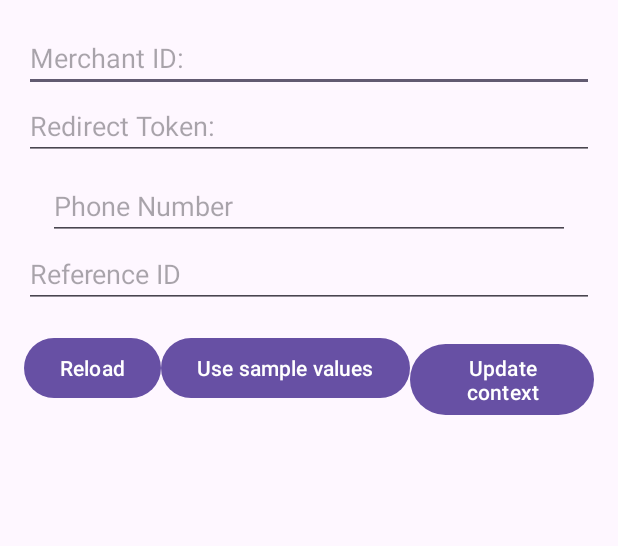
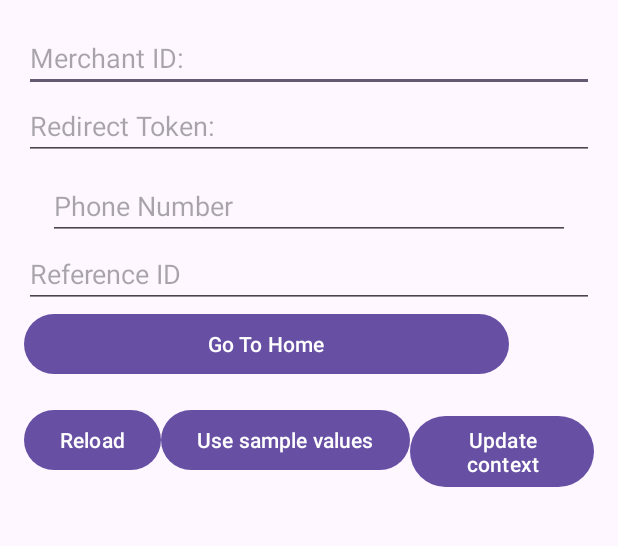
Before and after one commit to accrue-savings/android-sdk, an Android app: the screen it shows after launch (MainActivity), on a phone screen of 412 x 824 dp, the part 73-619 px from its top. Run offline under Robolectric (Android 15) with nearby library versions, the phone set to English and light mode, and no system bars.

Commit message:
feat: add accrue tab to android (#1)
* feat: add accrue tab to android

* chore: bump version

* chore: revert

```diff
--- a/androidsdk/build.gradle.kts
+++ b/androidsdk/build.gradle.kts
@@ -9,7 +9,7 @@ plugins {
 
 android {
     group = "com.accruesavings.androidsdk"
-    version = "v1.0.10"
+    version = "v1.0.11"
     namespace = "com.accruesavings.androidsdk"
     compileSdk = 34
 
@@ -73,7 +73,7 @@ publishing {
         register<MavenPublication>("release") {
             groupId = "com.accruesavings"
             artifactId = "androidsdk"
-            version = "v1.0.10"
+            version = "v1.0.11"
 
             afterEvaluate {
                 from(components["release"])
--- a/app/src/main/java/com/accruesavings/embedsdkdemo/MainActivity.kt
+++ b/app/src/main/java/com/accruesavings/embedsdkdemo/MainActivity.kt
@@ -22,6 +22,7 @@ class MainActivity : AppCompatActivity() {
     private lateinit var reloadButton: Button
     private lateinit var sampleDatabutton: Button
     private lateinit var updateContextButton: Button
+    private lateinit var goToHomeButton: Button
     private lateinit var accrueWallet: AccrueWallet
 
     private fun getContext(): AccrueContextData {
@@ -55,6 +56,7 @@ class MainActivity : AppCompatActivity() {
         reloadButton = findViewById(R.id.reload_button)
         sampleDatabutton = findViewById(R.id.use_sample_values_button)
         updateContextButton = findViewById(R.id.update_context_button)
+        goToHomeButton = findViewById(R.id.go_to_home_button)
 
         sampleDatabutton.setOnClickListener {
             merchantIdInput.setText(SampleData.merchantId)
@@ -62,6 +64,10 @@ class MainActivity : AppCompatActivity() {
 
         updateContextButton.setOnClickListener {
             accrueWallet.updateContextData(getContext())
+        }
+
+        goToHomeButton.setOnClickListener {
+            accrueWallet.handleEvent("AccrueTabPressed", "")
         }
 
         reloadButton.setOnClickListener {
--- a/app/src/main/res/layout/activity_main.xml
+++ b/app/src/main/res/layout/activity_main.xml
@@ -52,6 +52,12 @@
             android:hint="Reference ID"
             android:inputType="text" />
 
+        <Button
+            android:id="@+id/go_to_home_button"
+            android:layout_width="323dp"
+            android:layout_height="wrap_content"
+            android:text="Go To Home" />
+
         <LinearLayout
             android:layout_width="match_parent"
             android:layout_height="wrap_content"
@@ -70,19 +76,23 @@
                 android:layout_height="wrap_content"
                 android:layout_marginTop="16dp"
                 android:text="@string/use_sample_values_button" />
+
             <Button
                 android:id="@+id/update_context_button"
                 android:layout_width="wrap_content"
                 android:layout_height="wrap_content"
                 android:layout_marginTop="16dp"
                 android:text="@string/update_context_button" />
+
         </LinearLayout>
 
         <FrameLayout
             android:id="@+id/fragment_container"
-            android:layout_width="match_parent"
-            android:layout_height="0dp"
-            android:layout_weight="1"/>
+            android:layout_width="384dp"
+            android:layout_height="278dp"
+            android:layout_weight="1">
+
+        </FrameLayout>
     </LinearLayout>
 
 </androidx.constraintlayout.widget.ConstraintLayout>
```
Also changed, not shown: androidsdk/src/main/java/com/accruesavings/androidsdk/AccrueWebView.kt (+8 -7 lines), 1 other file.
